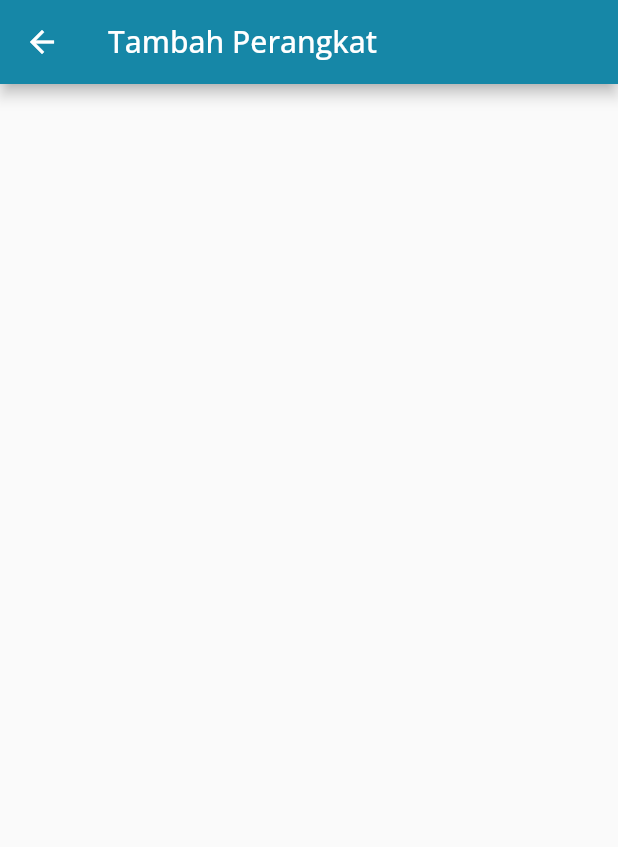
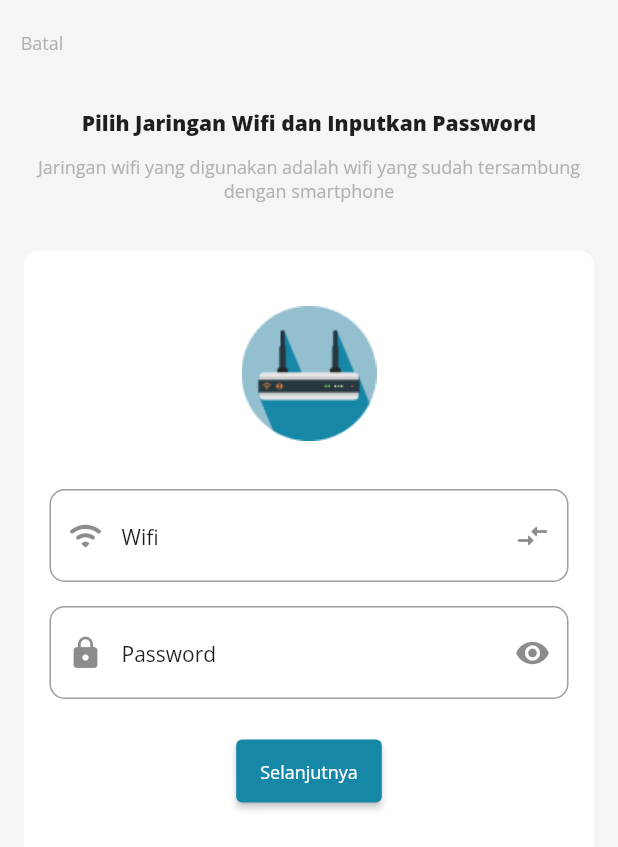
Before and after one commit to ikramattamimi/jayandra_01, a Flutter app: the HomeScreen screen opened directly, after a tap on an icon or button, on a phone screen of 412 x 824 dp. Shown: the top 847 px of the screen. Run offline on Flutter 3.47's test engine with Material 2 defaults, Android fonts, the phone set to English and light mode, and no system bars; our stand-ins replace flutter_markdown, gap, go_router, google_fonts, material_design_icons_flutter, pin_code_fields and 1 more; missing offline and left inert: carbon_icons; accounts and stored records are empty.

Commit message:
Screen beres, fungsionalitas masi belum

```diff
--- /dev/null
+++ b/lib/page/add_device/add_device_page.dart
@@ -0,0 +1,123 @@
+import 'package:flutter/material.dart';
+import 'package:flutter/services.dart';
+import 'package:gap/gap.dart';
+import 'package:go_router/go_router.dart';
+import 'package:jayandra_01/page/login/custom_container.dart';
+import 'package:jayandra_01/page/login/login_page.dart';
+import 'package:jayandra_01/utils/app_styles.dart';
+import 'package:jayandra_01/widget/custom_text_form_field.dart';
+import 'package:jayandra_01/widget/white_container.dart';
+import 'package:material_design_icons_flutter/material_design_icons_flutter.dart';
+
+class AddDevicePage extends StatefulWidget {
+  const AddDevicePage({super.key});
+
+  @override
+  State<AddDevicePage> createState() => _AddDevicePageState();
+}
+
+class _AddDevicePageState extends State<AddDevicePage> {
+  final _formKey = GlobalKey<FormState>();
+
+  @override
+  Widget build(BuildContext context) {
+    return Scaffold(
+        appBar: AppBar(
+          elevation: 0,
+          backgroundColor: Styles.primaryColor,
+          centerTitle: true,
+          foregroundColor: Styles.textColor,
+          leading: TextButton(
+            onPressed: () {
+              context.pop();
+              SystemChrome.setSystemUIOverlayStyle(
+                SystemUiOverlayStyle(
+                  statusBarColor: Styles.primaryColor,
+                  statusBarIconBrightness: Brightness.light,
+                  statusBarBrightness: Brightness.light,
+                ),
+              );
+            },
+            child: Text(
+              "Batal",
+              style: Styles.bodyTextGrey3,
+            ),
+          ),
+          // title: Text(
+          //   "Tambah Terminal",
+          //   style: Styles.bodyTextBlack,
+          // ),
+        ),
+        backgroundColor: Styles.primaryColor,
+        body: Container(
+          margin: EdgeInsets.all(16),
+          // padding: EdgeInsets.all(16),
+          child: SizedBox(
+            width: MediaQuery.of(context).size.width,
+            child: Column(
+              crossAxisAlignment: CrossAxisAlignment.center,
+              children: [
+                Text(
+                  "Pilih Jaringan Wifi dan Inputkan Password",
+                  style: Styles.headingStyle4,
+                  textAlign: TextAlign.center,
+                ),
+                const Gap(12),
+                Text(
+                  "Jaringan wifi yang digunakan adalah wifi yang sudah tersambung dengan smartphone",
+                  style: Styles.bodyTextGrey3,
+                  textAlign: TextAlign.center,
+                ),
+                const Gap(32),
+                SizedBox(
+                  width: MediaQuery.of(context).size.width,
+                  child: WhiteContainer(
+                    padding: 16,
+                    margin: 0,
+                    child: Column(
+                      children: [
+                        Gap(20),
+                        Image.asset("assets/images/router.png"),
+                        Gap(32),
+                        Form(
+                          child: Column(
+                            children: [
+                              CustomTextFormField(
+                                hintText: "Wifi",
+                                obscureText: false,
+                                keyboardType: TextInputType.name,
+                                prefixIcon: Icons.wifi_rounded,
+                                suffixIcon: IconButton(
+                                  icon: Icon(Icons.compare_arrows_rounded),
+                                  onPressed: () {},
+                                ),
+                              ),
+                              const Gap(16),
+                              PasswordTextForm(formKey: _formKey),
+                              const Gap(24),
+                              ElevatedButton(
+                                onPressed: () {
+                                  context.goNamed("confirm_pairing");
+                                },
+                                child: Text(
+                                  "Selanjutnya",
+                                  style: Styles.bodyTextWhite3,
+                                ),
+                                style: ElevatedButton.styleFrom(
+                                  minimumSize: Size(30, 42),
+                                ),
+                              ),
+                              const Gap(20),
+                            ],
+                          ),
+                        ),
+                      ],
+                    ),
+                  ),
+                )
+              ],
+            ),
+          ),
+        ));
+  }
+}
--- a/lib/router/app_router.dart
+++ b/lib/router/app_router.dart
@@ -1,5 +1,9 @@
 import 'package:flutter/cupertino.dart';
 import 'package:go_router/go_router.dart';
+import 'package:jayandra_01/page/add_device/add_device_page.dart';
+import 'package:jayandra_01/page/add_device/adding_device.dart';
+import 'package:jayandra_01/page/add_device/confirm_pairing.dart';
+import 'package:jayandra_01/page/add_device/done_add_device.dart';
 import 'package:jayandra_01/page/golongan_listrik/electricity_class_page.dart';
 import 'package:jayandra_01/page/golongan_listrik/electricity_class_register_page.dart';
 import 'package:jayandra_01/page/login/landing_page.dart';
@@ -103,9 +107,20 @@ class AppRouter {
             ],
           ),
           GoRoute(
-            path: "page2",
+            path: "add_device",
             name: "add_device",
-            builder: (BuildContext context, GoRouterState state) => const AddDevice(),
+            builder: (BuildContext context, GoRouterState state) => const AddDevicePage(),
+            routes: <GoRoute>[
+              GoRoute(path: "confirm_pairing", name: "confirm_pairing", builder: (BuildContext context, GoRouterState state) => const ConfirmPairingPage(), routes: <GoRoute>[
+                GoRoute(path: "adding_device", name: "adding_device", builder: (BuildContext context, GoRouterState state) => const AddingDevicePage(), routes: <GoRoute>[
+                  GoRoute(
+                    path: "done_add_device",
+                    name: "done_add_device",
+                    builder: (BuildContext context, GoRouterState state) => const DoneAddDevice(),
+                  ),
+                ]),
+              ]),
+            ],
           ),
           GoRoute(
             path: "about",
--- a/lib/screens/home_screen.dart
+++ b/lib/screens/home_screen.dart
@@ -62,6 +62,7 @@ class _HomeScreenState extends State<HomeScreen> {
                           ),
                         ),
                         IconButton(
+                          padding: EdgeInsets.zero,
                           onPressed: () => context.goNamed('add_device'),
                           icon: Icon(
                             CarbonIcons.add_filled,
--- a/lib/utils/app_styles.dart
+++ b/lib/utils/app_styles.dart
@@ -88,6 +88,11 @@ class Styles {
     color: textColor,
     fontWeight: FontWeight.w800,
   );
+  static TextStyle headingStyle4 = TextStyle(
+    fontSize: 14,
+    color: textColor,
+    fontWeight: FontWeight.w800,
+  );
   static TextStyle headingStyleWhite1 = TextStyle(
     fontSize: 20,
     color: secondaryColor,
--- a/pubspec.yaml
+++ b/pubspec.yaml
@@ -47,6 +47,7 @@ dependencies:
   http: ^0.13.5
   material_design_icons_flutter: ^6.0.7096
   shared_preferences: ^2.1.0
+  flutter_markdown: ^0.6.14
 
 dev_dependencies:
   flutter_test:
@@ -73,6 +74,9 @@ flutter:
   # To add assets to your application, add an assets section, like this:
   assets:
     - assets/images/profile.png
+    - assets/images/router.png
+    - assets/images/searching.png
+    - assets/images/done.png
   #   - images/a_dot_ham.jpeg
 
   # An image asset can refer to one or more resolution-specific "variants", see
```
Also changed, not shown: lib/page/add_device/adding_device.dart (added, +100 -0 lines), lib/page/add_device/confirm_pairing.dart (added, +162 -0 lines), lib/page/add_device/done_add_device.dart (added, +113 -0 lines), assets/images/done.png (added), assets/images/router.png (added), assets/images/searching.png (added), pubspec.lock.
